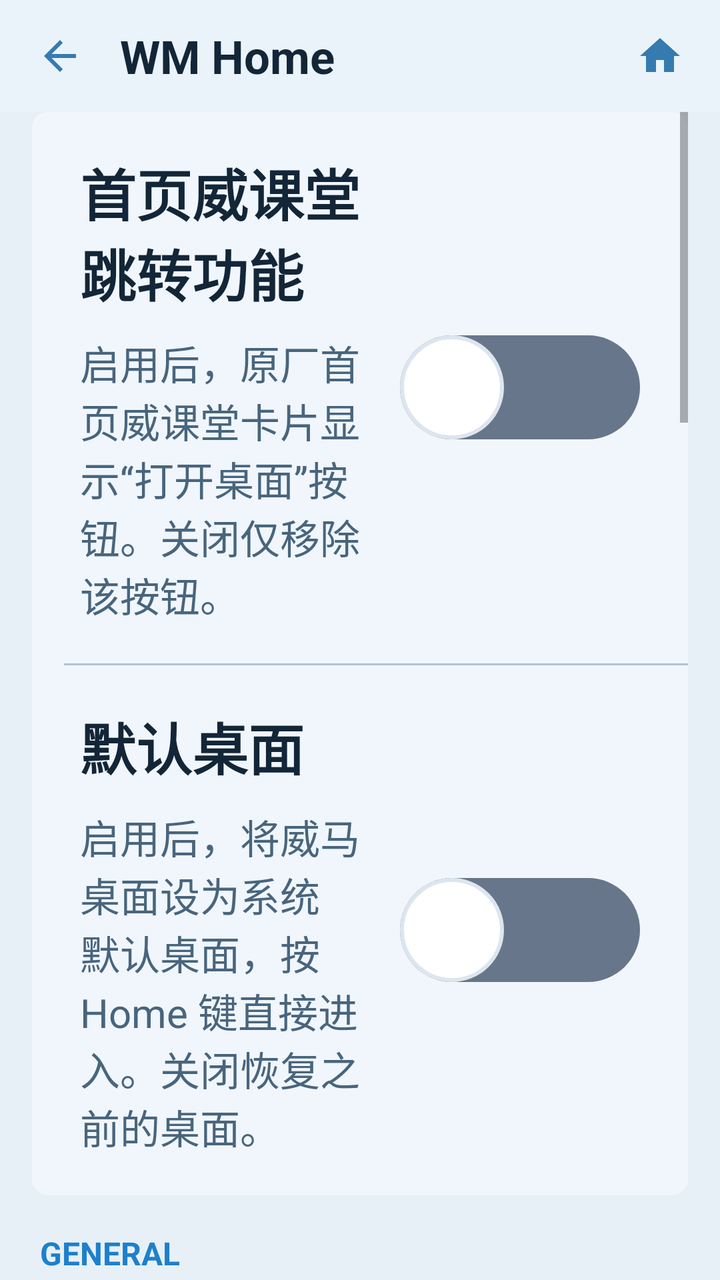
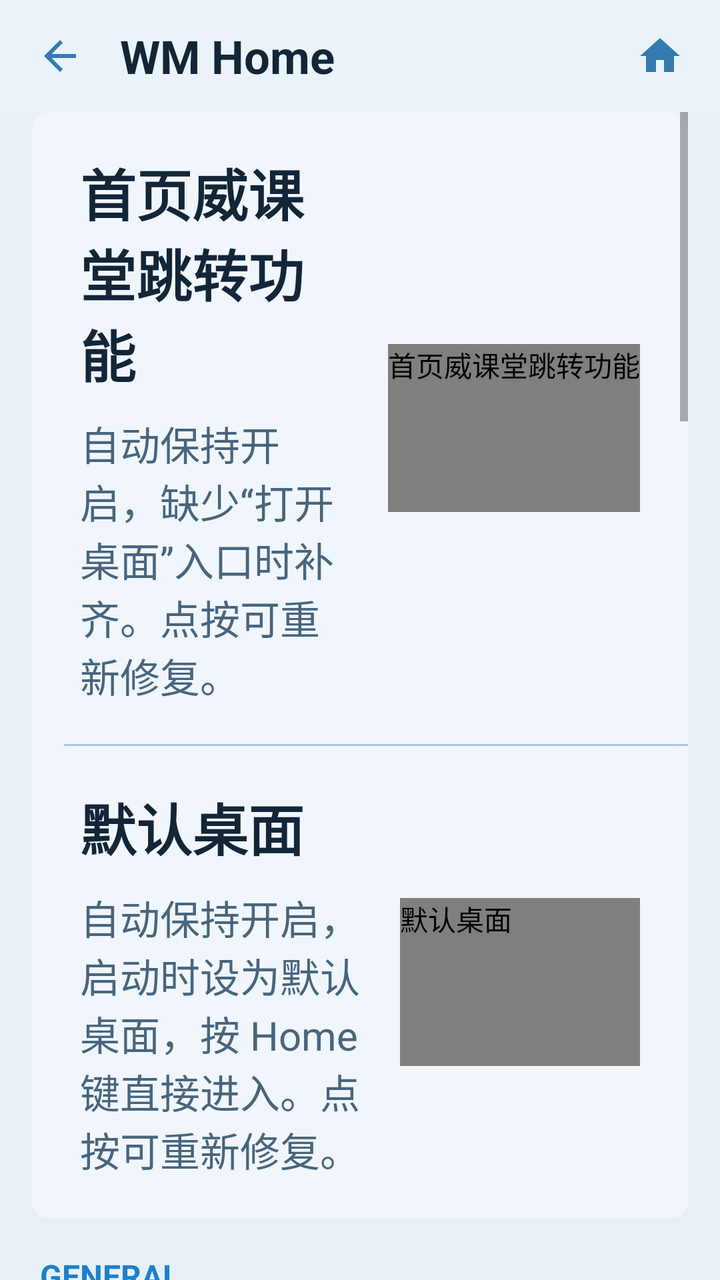

Compare the two renders of this Android layout. The source of the first and the diff that turns it into the second are given below.
<!-- AndroidManifest.xml: application theme Theme.RadioLauncher -->
<!-- res/layout/activity_settings.xml -->
<?xml version="1.0" encoding="utf-8"?>
<LinearLayout xmlns:android="http://schemas.android.com/apk/res/android"
    xmlns:app="http://schemas.android.com/apk/res-auto"
    android:layout_width="match_parent"
    android:layout_height="match_parent"
    android:orientation="vertical"
    android:background="@color/bg">

    <include
        android:id="@+id/header"
        layout="@layout/view_page_header" />

    <ScrollView
        android:layout_width="match_parent"
        android:layout_height="0dp"
        android:layout_weight="1"
        android:clipToPadding="false"
        android:paddingStart="16dp"
        android:paddingEnd="16dp"
        android:paddingBottom="16dp">

        <LinearLayout
            android:layout_width="match_parent"
            android:layout_height="wrap_content"
            android:orientation="vertical">

            
            <LinearLayout style="@style/SettingsGroup">
                <LinearLayout android:id="@+id/rowWmWeike" style="@style/SettingsRow" android:minHeight="148dp"
                    android:paddingStart="24dp" android:paddingEnd="24dp"
                    android:paddingTop="20dp" android:paddingBottom="20dp">
                    <LinearLayout android:layout_width="0dp" android:layout_height="wrap_content"
                        android:layout_weight="1" android:orientation="vertical">
                        <TextView style="@style/SettingsRowTitle" android:layout_width="match_parent"
                            android:layout_weight="0" android:text="@string/wm_weike_entry"
                            android:textSize="28sp" android:textStyle="bold" />
                        <TextView android:id="@+id/wmWeikeSummary" style="@style/SettingsRowTitle"
                            android:layout_width="match_parent" android:layout_weight="0"
                            android:textSize="20sp" android:textColor="@color/text_secondary"
                            android:layout_marginTop="10dp" android:text="@string/wm_weike_entry_description" />
                    </LinearLayout>
                    <androidx.appcompat.widget.SwitchCompat android:id="@+id/wmWeikeSwitch"
                        android:layout_width="wrap_content" android:layout_height="wrap_content"
                        android:minHeight="84dp" android:minWidth="120dp" android:layout_marginStart="20dp"
                        android:thumb="@drawable/wm_home_switch_thumb" app:track="@drawable/wm_home_switch_track"
                        app:thumbTint="@null" app:trackTint="@null" app:switchMinWidth="120dp"
                        android:contentDescription="@string/wm_weike_entry" />
                </LinearLayout>
                <View style="@style/SettingsDivider" />
                <LinearLayout android:id="@+id/rowWmDefaultHome" style="@style/SettingsRow" android:minHeight="148dp"
                    android:paddingStart="24dp" android:paddingEnd="24dp"
                    android:paddingTop="20dp" android:paddingBottom="20dp">
                    <LinearLayout android:layout_width="0dp" android:layout_height="wrap_content"
                        android:layout_weight="1" android:orientation="vertical">
                        <TextView style="@style/SettingsRowTitle" android:layout_width="match_parent"
                            android:layout_weight="0" android:text="@string/wm_default_home"
                            android:textSize="28sp" android:textStyle="bold" />
                        <TextView android:id="@+id/wmDefaultHomeSummary" style="@style/SettingsRowTitle"
                            android:layout_width="match_parent" android:layout_weight="0"
                            android:textSize="20sp" android:textColor="@color/text_secondary"
                            android:layout_marginTop="10dp" android:text="@string/wm_default_home_description" />
                    </LinearLayout>
                    <androidx.appcompat.widget.SwitchCompat android:id="@+id/wmDefaultHomeSwitch"
                        android:layout_width="wrap_content" android:layout_height="wrap_content"
                        android:minHeight="84dp" android:minWidth="120dp" android:layout_marginStart="20dp"
                        android:thumb="@drawable/wm_home_switch_thumb" app:track="@drawable/wm_home_switch_track"
                        app:thumbTint="@null" app:trackTint="@null" app:switchMinWidth="120dp"
                        android:contentDescription="@string/wm_default_home" />
                </LinearLayout>
            </LinearLayout>

            
            <TextView style="@style/SettingsSection" android:text="@string/section_general" />

            <LinearLayout style="@style/SettingsGroup">

                <LinearLayout android:id="@+id/rowLanguage" style="@style/SettingsRow">
                    <TextView style="@style/SettingsRowTitle" android:text="@string/settings_language" />
                    <TextView android:id="@+id/languageValue" style="@style/SettingsRowValue" />
                </LinearLayout>

                <View style="@style/SettingsDivider" />

                <LinearLayout android:id="@+id/rowTheme" style="@style/SettingsRow">
                    <TextView style="@style/SettingsRowTitle" android:text="@string/settings_theme" />
                    <TextView android:id="@+id/themeValue" style="@style/SettingsRowValue" />
                </LinearLayout>

                <View style="@style/SettingsDivider" />
                <LinearLayout android:id="@+id/rowCustomize" style="@style/SettingsRow">
                    <TextView style="@style/SettingsRowTitle" android:text="@string/settings_customize" />
                </LinearLayout>

                <View style="@style/SettingsDivider" />

                <LinearLayout android:id="@+id/rowClockStyle" style="@style/SettingsRow">
                    <TextView style="@style/SettingsRowTitle" android:text="@string/settings_clock_style" />
                    <TextView android:id="@+id/clockStyleValue" style="@style/SettingsRowValue" />
                </LinearLayout>

                <View style="@style/SettingsDivider" />

                <LinearLayout android:id="@+id/rowChrono" style="@style/SettingsRow">
                    <TextView style="@style/SettingsRowTitle" android:text="@string/settings_chrono" />
                    <TextView android:id="@+id/chronoValue" style="@style/SettingsRowValue" />
                </LinearLayout>

                <View style="@style/SettingsDivider" />

                <LinearLayout android:id="@+id/rowTabs" style="@style/SettingsRow">
                    <TextView style="@style/SettingsRowTitle" android:text="@string/settings_tabs" />
                    <TextView android:id="@+id/tabsValue" style="@style/SettingsRowValue" />
                </LinearLayout>

                <View style="@style/SettingsDivider" />

                <LinearLayout android:id="@+id/rowGradient" style="@style/SettingsRow">
                    <TextView style="@style/SettingsRowTitle" android:text="@string/settings_gradient" />
                    <View
                        android:id="@+id/gradientSwatch"
                        android:layout_width="36dp"
                        android:layout_height="22dp"
                        android:layout_marginStart="12dp" />
                    <TextView android:id="@+id/gradientValue" style="@style/SettingsRowValue" />
                </LinearLayout>

                <View style="@style/SettingsDivider" />

                <LinearLayout android:id="@+id/rowKeepOn" style="@style/SettingsRow">
                    <TextView style="@style/SettingsRowTitle" android:text="@string/settings_keep_on" />
                    <TextView android:id="@+id/keepOnValue" style="@style/SettingsRowValue" />
                </LinearLayout>
            </LinearLayout>

            
            <TextView style="@style/SettingsSection" android:text="@string/section_apps" />

            <LinearLayout style="@style/SettingsGroup">

                <LinearLayout android:id="@+id/rowPhone" style="@style/SettingsRow">
                    <TextView style="@style/SettingsRowTitle" android:text="@string/settings_phone_app" />
                    <TextView android:id="@+id/phoneValue" style="@style/SettingsRowValue" />
                </LinearLayout>

                <View style="@style/SettingsDivider" />

                <LinearLayout android:id="@+id/rowNav" style="@style/SettingsRow">
                    <TextView style="@style/SettingsRowTitle" android:text="@string/settings_nav_app" />
                    <TextView android:id="@+id/navValue" style="@style/SettingsRowValue" />
                </LinearLayout>

                <View style="@style/SettingsDivider" />

                <LinearLayout android:id="@+id/rowRadio" style="@style/SettingsRow">
                    <TextView style="@style/SettingsRowTitle" android:text="@string/settings_radio_app" />
                    <TextView android:id="@+id/radioValue" style="@style/SettingsRowValue" />
                </LinearLayout>

                <View style="@style/SettingsDivider" />

                <LinearLayout android:id="@+id/rowMedia" style="@style/SettingsRow">
                    <TextView style="@style/SettingsRowTitle" android:text="@string/settings_media_app" />
                    <TextView android:id="@+id/mediaValue" style="@style/SettingsRowValue" />
                </LinearLayout>

                <View style="@style/SettingsDivider" />

                <LinearLayout android:id="@+id/rowAndroidAuto" style="@style/SettingsRow">
                    <TextView style="@style/SettingsRowTitle" android:text="@string/wm_vehicle_control" />
                    <TextView android:id="@+id/androidAutoValue" style="@style/SettingsRowValue" />
                </LinearLayout>

                <View style="@style/SettingsDivider" />

                <LinearLayout android:id="@+id/rowCarPlay" style="@style/SettingsRow">
                    <TextView style="@style/SettingsRowTitle" android:text="@string/wm_energy" />
                    <TextView android:id="@+id/carPlayValue" style="@style/SettingsRowValue" />
                </LinearLayout>
            </LinearLayout>

            
            <TextView style="@style/SettingsSection" android:text="@string/section_access" />

            <LinearLayout style="@style/SettingsGroup">

                <LinearLayout android:id="@+id/rowNotificationAccess" style="@style/SettingsRow">
                    <TextView style="@style/SettingsRowTitle" android:text="@string/settings_notification_access" />
                    <TextView android:id="@+id/notificationAccessValue" style="@style/SettingsRowValue" />
                </LinearLayout>

                <View style="@style/SettingsDivider" />

                <LinearLayout android:id="@+id/rowDefaultLauncher" style="@style/SettingsRow">
                    <TextView style="@style/SettingsRowTitle" android:text="@string/settings_default_launcher" />
                    <TextView android:id="@+id/defaultLauncherValue" style="@style/SettingsRowValue" />
                </LinearLayout>
            </LinearLayout>

            
            <TextView style="@style/SettingsSection" android:text="@string/section_drawer" />

            <LinearLayout style="@style/SettingsGroup">

                <LinearLayout android:id="@+id/rowResetHidden" style="@style/SettingsRow">
                    <TextView style="@style/SettingsRowTitle" android:text="@string/settings_reset_hidden" />
                    <TextView android:id="@+id/resetHiddenValue" style="@style/SettingsRowValue" />
                </LinearLayout>
            </LinearLayout>

            
            <TextView style="@style/SettingsSection" android:text="@string/wm_factory_apps" />
            <LinearLayout style="@style/SettingsGroup">
                <LinearLayout android:id="@+id/rowFactoryApps" style="@style/SettingsRow">
                    <TextView style="@style/SettingsRowTitle" android:text="@string/wm_factory_apps" />
                    <TextView style="@style/SettingsRowValue" android:text="@string/media_tap_to_open" />
                </LinearLayout>
                <View style="@style/SettingsDivider" />
                <LinearLayout android:id="@+id/rowWmOrientation" style="@style/SettingsRow">
                    <TextView style="@style/SettingsRowTitle" android:text="@string/wm_orientation" />
                    <TextView android:id="@+id/wmOrientationValue" style="@style/SettingsRowValue" />
                </LinearLayout>
                <View style="@style/SettingsDivider" />
                <LinearLayout android:id="@+id/rowWmSystemBars" style="@style/SettingsRow">
                    <TextView style="@style/SettingsRowTitle" android:text="@string/wm_system_bars" />
                    <TextView android:id="@+id/wmSystemBarsValue" style="@style/SettingsRowValue" />
                </LinearLayout>
                <View style="@style/SettingsDivider" />
                <LinearLayout android:id="@+id/rowWmLicense" style="@style/SettingsRow">
                    <TextView style="@style/SettingsRowTitle" android:text="@string/wm_license" />
                    <TextView style="@style/SettingsRowValue" android:text="@string/media_tap_to_open" />
                </LinearLayout>
            </LinearLayout>

            <TextView style="@style/SettingsSection" android:text="@string/section_about" />

            <LinearLayout style="@style/SettingsGroup">

                <LinearLayout android:id="@+id/rowVersion" style="@style/SettingsRow">
                    <TextView style="@style/SettingsRowTitle" android:text="@string/settings_version" />
                    <TextView android:id="@+id/versionValue" style="@style/SettingsRowValue" />
                </LinearLayout>

                <View android:id="@+id/updateDivider" style="@style/SettingsDivider" />

                
                <LinearLayout android:id="@+id/rowCheckUpdates" style="@style/SettingsRow">
                    <TextView style="@style/SettingsRowTitle" android:text="@string/settings_check_updates" />
                    <TextView android:id="@+id/checkUpdatesValue" style="@style/SettingsRowValue" />
                </LinearLayout>
            </LinearLayout>

        </LinearLayout>
    </ScrollView>
</LinearLayout>
<!-- res/layout/view_page_header.xml (included above) -->
<?xml version="1.0" encoding="utf-8"?>
<LinearLayout xmlns:android="http://schemas.android.com/apk/res/android"
    xmlns:app="http://schemas.android.com/apk/res-auto"
    android:layout_width="match_parent"
    android:layout_height="56dp"
    android:orientation="horizontal"
    android:gravity="center_vertical"
    android:background="@color/bar"
    android:paddingStart="8dp"
    android:paddingEnd="8dp">

    <androidx.appcompat.widget.AppCompatImageView
        android:id="@+id/navBack"
        android:layout_width="44dp"
        android:layout_height="44dp"
        android:padding="10dp"
        android:background="?android:attr/selectableItemBackgroundBorderless"
        android:contentDescription="@string/nav_back"
        app:srcCompat="@drawable/ic_back" />

    <TextView
        android:id="@+id/pageTitle"
        android:layout_width="0dp"
        android:layout_height="wrap_content"
        android:layout_weight="1"
        android:layout_marginStart="8dp"
        android:layout_marginEnd="8dp"
        android:maxLines="1"
        android:ellipsize="end"
        android:text="@string/app_name"
        android:textColor="@color/text_primary"
        android:textSize="23sp"
        android:textStyle="bold" />

    <androidx.appcompat.widget.AppCompatImageView
        android:id="@+id/navHome"
        android:layout_width="44dp"
        android:layout_height="44dp"
        android:padding="10dp"
        android:background="?android:attr/selectableItemBackgroundBorderless"
        android:contentDescription="@string/nav_home"
        app:srcCompat="@drawable/ic_home" />

</LinearLayout>
<!-- resources referenced by this layout -->
<resources>
  <color name="bar">#EAF3FA</color>
  <color name="bg">#E8F0F7</color>
  <color name="text_primary">#132638</color>
  <color name="text_secondary">#48657D</color>
  <string name="app_name">WM Home</string>
  <string name="media_tap_to_open">Tap to open</string>
  <string name="nav_back">Back</string>
  <string name="nav_home">Home</string>
  <string name="section_about">ABOUT</string>
  <string name="section_access">PERMISSIONS</string>
  <string name="section_apps">DEFAULT APPS</string>
  <string name="section_drawer">APP DRAWER</string>
  <string name="section_general">GENERAL</string>
  <string name="settings_check_updates">Check for updates</string>
  <string name="settings_chrono">Stopwatch</string>
  <string name="settings_clock_style">Clock style</string>
  <string name="settings_customize">Customize home screen</string>
  <string name="settings_default_launcher">Default launcher</string>
  <string name="settings_gradient">Colour theme</string>
  <string name="settings_keep_on">Keep screen on</string>
  <string name="settings_language">Language</string>
  <string name="settings_media_app">Media app (when nothing is playing)</string>
  <string name="settings_nav_app">Navigation app</string>
  <string name="settings_notification_access">Media info access</string>
  <string name="settings_phone_app">Phone app</string>
  <string name="settings_radio_app">Radio app</string>
  <string name="settings_reset_hidden">Reset hidden apps</string>
  <string name="settings_tabs">Bottom tabs</string>
  <string name="settings_theme">Theme</string>
  <string name="settings_version">Version</string>
  <string translatable="false" name="wm_default_home">默认桌面</string>
  <string translatable="false" name="wm_default_home_description">启用后，将威马桌面设为系统默认桌面，按 Home 键直接进入。关闭恢复之前的桌面。</string>
  <string translatable="false" name="wm_energy">能量管理</string>
  <string translatable="false" name="wm_factory_apps">原厂功能</string>
  <string translatable="false" name="wm_license">开源许可与版本</string>
  <string translatable="false" name="wm_orientation">屏幕方向</string>
  <string translatable="false" name="wm_system_bars">显示原厂系统栏</string>
  <string translatable="false" name="wm_vehicle_control">车辆控制</string>
  <string translatable="false" name="wm_weike_entry">首页威课堂跳转功能</string>
  <string translatable="false" name="wm_weike_entry_description">启用后，原厂首页威课堂卡片显示“打开桌面”按钮。关闭仅移除该按钮。</string>
  <style name="SettingsDivider">
          <item name="android:layout_width">match_parent</item>
          <item name="android:layout_height">1dp</item>
          <item name="android:layout_marginStart">16dp</item>
          <item name="android:background">@color/divider</item>
      </style>
  <style name="SettingsGroup">
          <item name="android:layout_width">match_parent</item>
          <item name="android:layout_height">wrap_content</item>
          <item name="android:orientation">vertical</item>
          <item name="android:background">@drawable/card_dark</item>
      </style>
  <style name="SettingsRowTitle">
          <item name="android:layout_width">0dp</item>
          <item name="android:layout_height">wrap_content</item>
          <item name="android:layout_weight">1</item>
          <item name="android:textColor">@color/text_primary</item>
          <item name="android:textSize">19sp</item>
      </style>
  <color name="icon_tint">#357BB0</color>
  <color name="accent">#1D80CC</color>
  <color name="divider">#ADC4D7</color>
  <!-- drawable card_dark (drawable) -->
  <?xml version="1.0" encoding="utf-8"?>
  <shape xmlns:android="http://schemas.android.com/apk/res/android" android:shape="rectangle">
      <solid android:color="@color/surface" />
      <corners android:radius="8dp" />
  </shape>
  <color name="surface_light">#D0E3F3</color>
  <color name="surface">#F0F6FB</color>
  <!-- unchanged entries left out for length: 8 -->
</resources>

<!-- the commit's change to res/layout/activity_settings.xml (unified diff, before → after) -->
@@ -39,9 +39,9 @@
                             android:textSize="20sp" android:textColor="@color/text_secondary"
                             android:layout_marginTop="10dp" android:text="@string/wm_weike_entry_description" />
                     </LinearLayout>
-                    <androidx.appcompat.widget.SwitchCompat android:id="@+id/wmWeikeSwitch"
+                    <com.dashline.launcher.WmEnabledSwitch android:id="@+id/wmWeikeSwitch"
                         android:layout_width="wrap_content" android:layout_height="wrap_content"
-                        android:minHeight="84dp" android:minWidth="120dp" android:layout_marginStart="20dp"
+                        android:checked="true" android:minHeight="84dp" android:minWidth="120dp" android:layout_marginStart="20dp"
                         android:thumb="@drawable/wm_home_switch_thumb" app:track="@drawable/wm_home_switch_track"
                         app:thumbTint="@null" app:trackTint="@null" app:switchMinWidth="120dp"
                         android:contentDescription="@string/wm_weike_entry" />
@@ -60,9 +60,9 @@
                             android:textSize="20sp" android:textColor="@color/text_secondary"
                             android:layout_marginTop="10dp" android:text="@string/wm_default_home_description" />
                     </LinearLayout>
-                    <androidx.appcompat.widget.SwitchCompat android:id="@+id/wmDefaultHomeSwitch"
+                    <com.dashline.launcher.WmEnabledSwitch android:id="@+id/wmDefaultHomeSwitch"
                         android:layout_width="wrap_content" android:layout_height="wrap_content"
-                        android:minHeight="84dp" android:minWidth="120dp" android:layout_marginStart="20dp"
+                        android:checked="true" android:minHeight="84dp" android:minWidth="120dp" android:layout_marginStart="20dp"
                         android:thumb="@drawable/wm_home_switch_thumb" app:track="@drawable/wm_home_switch_track"
                         app:thumbTint="@null" app:trackTint="@null" app:switchMinWidth="120dp"
                         android:contentDescription="@string/wm_default_home" />
<!-- resource entries referenced after the edit -->
@@ -31,7 +31,7 @@
   <string name="settings_theme">Theme</string>
   <string name="settings_version">Version</string>
   <string translatable="false" name="wm_default_home">默认桌面</string>
-  <string translatable="false" name="wm_default_home_description">启用后，将威马桌面设为系统默认桌面，按 Home 键直接进入。关闭恢复之前的桌面。</string>
+  <string translatable="false" name="wm_default_home_description">自动保持开启，启动时设为默认桌面，按 Home 键直接进入。点按可重新修复。</string>
   <string translatable="false" name="wm_energy">能量管理</string>
   <string translatable="false" name="wm_factory_apps">原厂功能</string>
   <string translatable="false" name="wm_license">开源许可与版本</string>
@@ -39,7 +39,7 @@
   <string translatable="false" name="wm_system_bars">显示原厂系统栏</string>
   <string translatable="false" name="wm_vehicle_control">车辆控制</string>
   <string translatable="false" name="wm_weike_entry">首页威课堂跳转功能</string>
-  <string translatable="false" name="wm_weike_entry_description">启用后，原厂首页威课堂卡片显示“打开桌面”按钮。关闭仅移除该按钮。</string>
+  <string translatable="false" name="wm_weike_entry_description">自动保持开启，缺少“打开桌面”入口时补齐。点按可重新修复。</string>
   <style name="SettingsDivider">
           <item name="android:layout_width">match_parent</item>
           <item name="android:layout_height">1dp</item>
